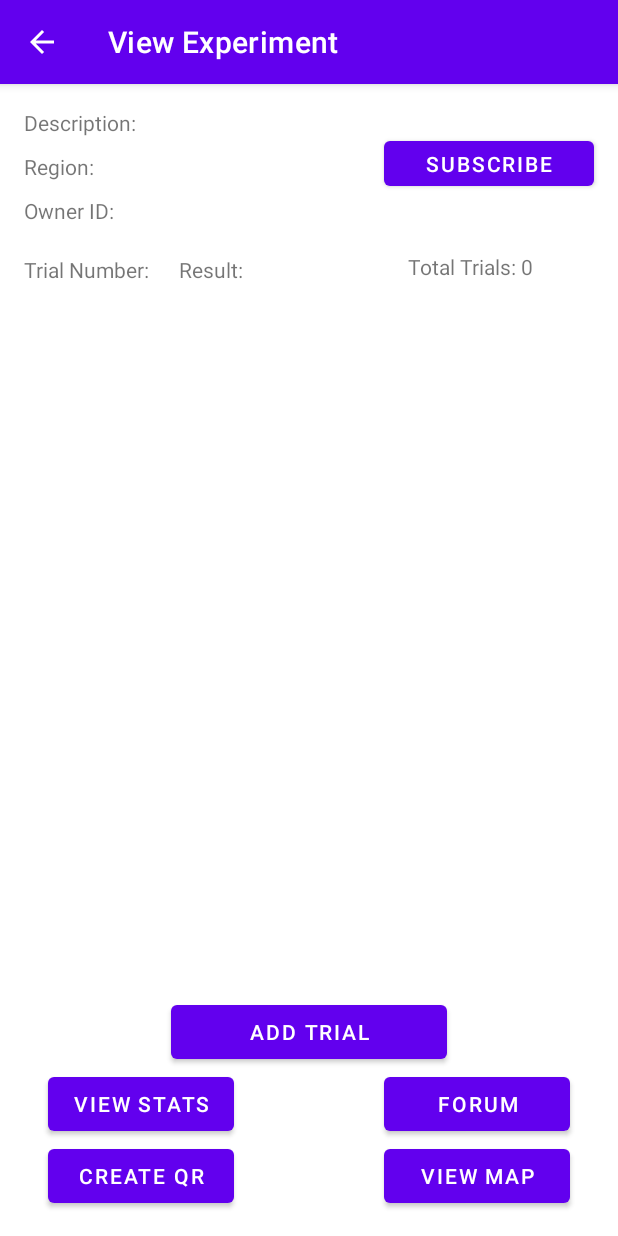
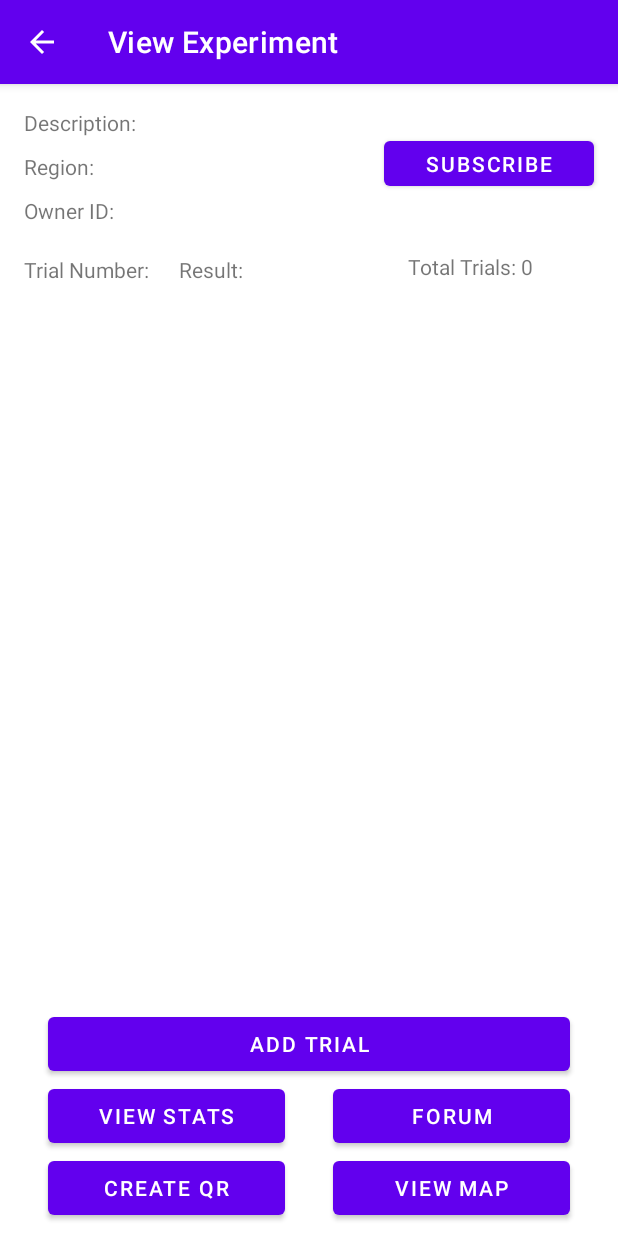
Before and after one commit to CMPUT301W21T27/betterTrialBook, an Android app: the ExperimentViewActivity screen opened directly, with no data from a screen before it, on a phone screen of 412 x 824 dp. Run offline under Robolectric (Android 15) with nearby library versions, the phone set to English and light mode, and no system bars; our stand-ins replace Firebase (no records; nobody signed in at launch, a user with empty details on screens opened directly); 10 statements that could not run were skipped.

Commit message:
Updated layouts

```diff
--- a/code/app/src/main/res/layout/activity_experiment_view.xml
+++ b/code/app/src/main/res/layout/activity_experiment_view.xml
@@ -101,8 +101,6 @@
         android:id="@+id/trial_listView"
         android:layout_width="match_parent"
         android:layout_height="0dp"
-        android:layout_marginTop="8dp"
-        android:layout_marginBottom="8dp"
         app:layout_constraintBottom_toTopOf="@+id/addTrial_button"
         app:layout_constraintEnd_toEndOf="parent"
         app:layout_constraintHorizontal_bias="0.0"
@@ -113,19 +111,20 @@
         android:id="@+id/stats_button"
         android:layout_width="0dp"
         android:layout_height="wrap_content"
-        android:layout_marginLeft="32dp"
+        android:layout_marginStart="32dp"
+        android:layout_marginEnd="16dp"
         android:text="View Stats"
-        app:layout_constraintBottom_toTopOf="@+id/createQR_button"
+        app:layout_constraintBaseline_toBaselineOf="@+id/forum_button"
         app:layout_constraintEnd_toStartOf="@+id/forum_button"
-        app:layout_constraintStart_toStartOf="parent"
-        app:layout_constraintTop_toBottomOf="@+id/addTrial_button" />
+        app:layout_constraintHorizontal_bias="0.5"
+        app:layout_constraintStart_toStartOf="parent" />
 
 
     <Button
         android:id="@+id/forum_button"
         android:layout_width="0dp"
         android:layout_height="wrap_content"
-        android:layout_marginStart="100dp"
+        android:layout_marginStart="16dp"
         android:layout_marginEnd="32dp"
         android:onClick="openForum"
         android:text="Forum"
@@ -139,22 +138,20 @@
         android:layout_width="0dp"
         android:layout_height="wrap_content"
         android:layout_marginStart="32dp"
-        android:layout_marginBottom="16dp"
+        android:layout_marginEnd="16dp"
         android:onClick="createQRCode"
         android:text="Create QR"
-        app:layout_constraintBottom_toBottomOf="parent"
+        app:layout_constraintBaseline_toBaselineOf="@+id/viewMap_button"
         app:layout_constraintEnd_toStartOf="@+id/viewMap_button"
-        app:layout_constraintStart_toStartOf="parent"
-        app:layout_constraintTop_toBottomOf="@+id/stats_button" />
+        app:layout_constraintStart_toStartOf="parent" />
 
 
     <Button
         android:id="@+id/addTrial_button"
-        android:layout_width="184dp"
+        android:layout_width="0dp"
         android:layout_height="wrap_content"
-        android:layout_marginStart="140dp"
-        android:layout_marginTop="8dp"
-        android:layout_marginEnd="140dp"
+        android:layout_marginStart="32dp"
+        android:layout_marginEnd="32dp"
         android:text="Add Trial"
         app:layout_constraintBottom_toTopOf="@+id/forum_button"
         app:layout_constraintEnd_toEndOf="parent"
@@ -165,12 +162,13 @@
         android:id="@+id/viewMap_button"
         android:layout_width="0dp"
         android:layout_height="wrap_content"
-        android:layout_marginStart="100dp"
+        android:layout_marginStart="16dp"
         android:layout_marginEnd="32dp"
-        android:layout_marginBottom="16dp"
+        android:layout_marginBottom="8dp"
         android:text="View Map"
         app:layout_constraintBottom_toBottomOf="parent"
         app:layout_constraintEnd_toEndOf="parent"
+        app:layout_constraintHorizontal_bias="0.5"
         app:layout_constraintStart_toEndOf="@+id/createQR_button"
         app:layout_constraintTop_toBottomOf="@+id/forum_button" />
 
```
